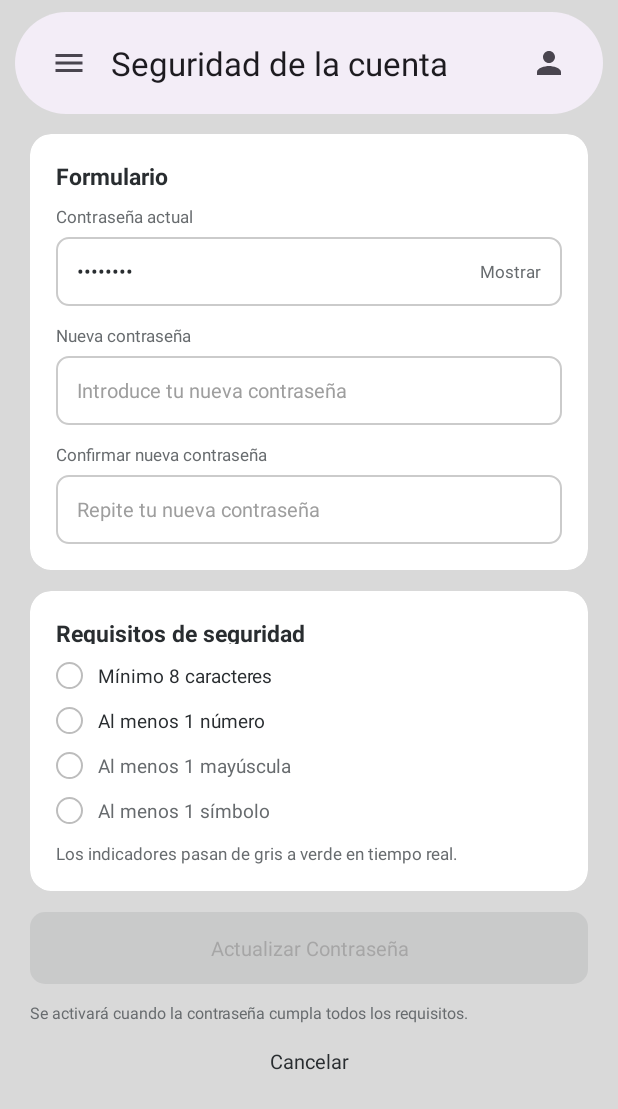
After one commit to eltitobarte/Proyecto-DAM, an Android app: the PMTPasswordActivity screen opened directly, with no data from a screen before it, on a phone screen of 412 x 824 dp. The commit adds this screen. Shown: the top 1109 px of the screen. Run offline under Robolectric (Android 15) with nearby library versions, the phone set to English and light mode, and no system bars.

Commit message:
frontend #8: cambiar contrasena con requisitos en vivo y ficha medica

```diff
--- a/app/src/main/AndroidManifest.xml
+++ b/app/src/main/AndroidManifest.xml
@@ -58,6 +58,12 @@
         <activity
             android:name=".PMTChatDetailActivity"
             android:exported="false" />
+        <activity
+            android:name=".PMTHealthActivity"
+            android:exported="false" />
+        <activity
+            android:name=".PMTPasswordActivity"
+            android:exported="false" />
     </application>
 
 </manifest>
--- /dev/null
+++ b/app/src/main/java/dam/proyecto/gestionguarderia/PMTPasswordActivity.java
@@ -0,0 +1,147 @@
+package dam.proyecto.gestionguarderia;
+
+import android.content.Intent;
+import android.os.Bundle;
+import android.text.Editable;
+import android.text.InputType;
+import android.text.TextWatcher;
+import android.widget.EditText;
+import android.widget.TextView;
+import android.widget.Toast;
+
+import androidx.activity.EdgeToEdge;
+import androidx.appcompat.app.AppCompatActivity;
+import androidx.core.graphics.Insets;
+import androidx.core.view.ViewCompat;
+import androidx.core.view.WindowInsetsCompat;
+
+// Pantalla de seguridad de la cuenta: cambiar la contraseña.
+// Los cuatro requisitos se van marcando solos según se escribe, y el botón de
+// actualizar solo se activa cuando la nueva contraseña está bien y coincide.
+public class PMTPasswordActivity extends AppCompatActivity {
+
+    private EditText etCurrent;
+    private EditText etNew;
+    private EditText etConfirm;
+    private TextView btnShow;
+    private TextView btnUpdate;
+
+    // Los cuatro cuadraditos de los requisitos
+    private TextView[] checks = new TextView[4];
+
+    // Para saber si estamos mostrando la contraseña o no
+    private boolean mostrando = false;
+
+    @Override
+    protected void onCreate(Bundle savedInstanceState) {
+        super.onCreate(savedInstanceState);
+        EdgeToEdge.enable(this);
+        setContentView(R.layout.activity_profile_02_change_password);
+        ViewCompat.setOnApplyWindowInsetsListener(findViewById(R.id.main), (v, insets) -> {
+            Insets systemBars = insets.getInsets(WindowInsetsCompat.Type.systemBars());
+            v.setPadding(systemBars.left, systemBars.top, systemBars.right, systemBars.bottom);
+            return insets;
+        });
+
+        etCurrent = findViewById(R.id.etCurrent);
+        etNew = findViewById(R.id.etNew);
+        etConfirm = findViewById(R.id.etConfirm);
+        btnShow = findViewById(R.id.btnShow);
+        btnUpdate = findViewById(R.id.btnUpdate);
+
+        checks[0] = findViewById(R.id.check1);
+        checks[1] = findViewById(R.id.check2);
+        checks[2] = findViewById(R.id.check3);
+        checks[3] = findViewById(R.id.check4);
+
+        btnShow.setOnClickListener(v -> mostrarOcultar());
+
+        // Cada vez que se escribe en la nueva contraseña o en la confirmación,
+        // volvemos a mirar los requisitos
+        TextWatcher vigilar = new TextWatcher() {
+            @Override
+            public void beforeTextChanged(CharSequence s, int start, int count, int after) {
+            }
+
+            @Override
+            public void onTextChanged(CharSequence s, int start, int before, int count) {
+            }
+
+            @Override
+            public void afterTextChanged(Editable s) {
+                comprobarRequisitos();
+            }
+        };
+        etNew.addTextChangedListener(vigilar);
+        etConfirm.addTextChangedListener(vigilar);
+
+        // Al entrar, la contraseña está vacía, así que todo apagado
+        comprobarRequisitos();
+
+        btnUpdate.setOnClickListener(v -> actualizar());
+        findViewById(R.id.btnCancel).setOnClickListener(v -> finish());
+
+        // Barra superior
+        findViewById(R.id.ivMenu).setOnClickListener(v -> finish());
+        findViewById(R.id.ivProfile).setOnClickListener(v -> startActivity(new Intent(this, PMTProfileActivity.class)));
+    }
+
+    // Pone o quita el puntito de la contraseña en los tres campos
+    private void mostrarOcultar() {
+        mostrando = !mostrando;
+
+        int tipo;
+        if (mostrando) {
+            tipo = InputType.TYPE_CLASS_TEXT;
+            btnShow.setText(R.string.password_hide);
+        } else {
+            tipo = InputType.TYPE_CLASS_TEXT | InputType.TYPE_TEXT_VARIATION_PASSWORD;
+            btnShow.setText(R.string.password_show);
+        }
+
+        etCurrent.setInputType(tipo);
+        etNew.setInputType(tipo);
+        etConfirm.setInputType(tipo);
+    }
+
+    // Mira si la contraseña nueva cumple los cuatro requisitos y si las dos coinciden
+    private void comprobarRequisitos() {
+        String pass = etNew.getText().toString();
+
+        boolean largo = pass.length() >= 8;
+        boolean numero = pass.matches(".*[0-9].*");
+        boolean mayuscula = pass.matches(".*[A-Z].*");
+        boolean simbolo = pass.matches(".*[^A-Za-z0-9].*");
+
+        marcar(0, largo);
+        marcar(1, numero);
+        marcar(2, mayuscula);
+        marcar(3, simbolo);
+
+        boolean todoBien = largo && numero && mayuscula && simbolo;
+        boolean coinciden = !pass.isEmpty() && pass.equals(etConfirm.getText().toString());
+
+        // El botón solo se puede pulsar si está todo bien
+        boolean sePuede = todoBien && coinciden;
+        btnUpdate.setEnabled(sePuede);
+        btnUpdate.setAlpha(sePuede ? 1f : 0.5f);
+    }
+
+    // Enciende o apaga uno de los cuadraditos de los requisitos
+    private void marcar(int posicion, boolean cumple) {
+        if (cumple) {
+            checks[posicion].setBackgroundResource(R.drawable.bg_check_on);
+            checks[posicion].setText("✓");
+        } else {
+            checks[posicion].setBackgroundResource(R.drawable.bg_check_off);
+            checks[posicion].setText("");
+        }
+    }
+
+    // De momento no se cambia de verdad, solo avisamos y salimos
+    // TODO: cuando exista la conexión, aquí se manda la contraseña nueva al servidor
+    private void actualizar() {
+        Toast.makeText(this, R.string.password_updated, Toast.LENGTH_SHORT).show();
+        finish();
+    }
+}
--- a/app/src/main/res/layout/activity_profile_02_change_password.xml
+++ b/app/src/main/res/layout/activity_profile_02_change_password.xml
@@ -11,11 +11,14 @@
              └─ botón de actualizar, aviso y cancelar
 -->
 <ScrollView xmlns:android="http://schemas.android.com/apk/res/android"
+    android:id="@+id/main"
     xmlns:app="http://schemas.android.com/apk/res-auto"
+    xmlns:tools="http://schemas.android.com/tools"
     android:layout_width="match_parent"
     android:layout_height="match_parent"
     android:background="@color/back_screen"
-    android:fillViewport="true">
+    android:fillViewport="true"
+    tools:context=".PMTPasswordActivity">
 
     <LinearLayout
         android:layout_width="match_parent"
@@ -39,6 +42,7 @@
             <ImageView
                 android:layout_width="48dp"
                 android:layout_height="48dp"
+                android:id="@+id/ivMenu"
                 android:contentDescription="@string/cd_menu"
                 android:padding="12dp"
                 android:src="@drawable/ic_menu_24"
@@ -56,6 +60,7 @@
             <ImageView
                 android:layout_width="48dp"
                 android:layout_height="48dp"
+                android:id="@+id/ivProfile"
                 android:contentDescription="@string/cd_profile"
                 android:padding="12dp"
                 android:src="@drawable/ic_person_24"
@@ -213,11 +218,11 @@
                     android:orientation="horizontal">
 
                     <TextView
+                        android:id="@+id/check1"
                         android:layout_width="18dp"
                         android:layout_height="18dp"
-                        android:background="@drawable/bg_check_on"
+                        android:background="@drawable/bg_check_off"
                         android:gravity="center"
-                        android:text="@string/password_check"
                         android:textColor="@color/white"
                         android:textSize="11sp" />
 
@@ -240,11 +245,11 @@
                     android:orientation="horizontal">
 
                     <TextView
+                        android:id="@+id/check2"
                         android:layout_width="18dp"
                         android:layout_height="18dp"
-                        android:background="@drawable/bg_check_on"
+                        android:background="@drawable/bg_check_off"
                         android:gravity="center"
-                        android:text="@string/password_check"
                         android:textColor="@color/white"
                         android:textSize="11sp" />
 
@@ -266,10 +271,14 @@
                     android:gravity="center_vertical"
                     android:orientation="horizontal">
 
-                    <View
+                    <TextView
+                        android:id="@+id/check3"
                         android:layout_width="18dp"
                         android:layout_height="18dp"
-                        android:background="@drawable/bg_check_off" />
+                        android:background="@drawable/bg_check_off"
+                        android:gravity="center"
+                        android:textColor="@color/white"
+                        android:textSize="11sp" />
 
                     <TextView
                         android:layout_width="wrap_content"
@@ -289,10 +298,14 @@
                     android:gravity="center_vertical"
                     android:orientation="horizontal">
 
-                    <View
+                    <TextView
+                        android:id="@+id/check4"
                         android:layout_width="18dp"
                         android:layout_height="18dp"
-                        android:background="@drawable/bg_check_off" />
+                        android:background="@drawable/bg_check_off"
+                        android:gravity="center"
+                        android:textColor="@color/white"
+                        android:textSize="11sp" />
 
                     <TextView
                         android:layout_width="wrap_content"
--- a/app/src/main/res/values/strings.xml
+++ b/app/src/main/res/values/strings.xml
@@ -176,6 +176,7 @@
     <string name="password_current">Contraseña actual</string>
     <string name="password_current_value">••••••••</string>
     <string name="password_show">Mostrar</string>
+    <string name="password_hide">Ocultar</string>
     <string name="password_new">Nueva contraseña</string>
     <string name="password_new_hint">Introduce tu nueva contraseña</string>
     <string name="password_confirm">Confirmar nueva contraseña</string>
@@ -190,6 +191,9 @@
     <string name="password_update">Actualizar Contraseña</string>
     <string name="password_update_note">Se activará cuando la contraseña cumpla todos los requisitos.</string>
     <string name="password_cancel">Cancelar</string>
+    <string name="password_updated">Contraseña actualizada</string>
+    <string name="health_saved">Etiqueta guardada</string>
+    <string name="health_deleted">Etiqueta eliminada</string>
 
     <!-- Diálogo de cerrar sesión -->
     <string name="logout_warning_sign">!</string>
```
Also changed, not shown: app/src/main/java/dam/proyecto/gestionguarderia/PMTHealthActivity.java (added, +89 -0 lines), app/src/main/java/dam/proyecto/gestionguarderia/PMTProfileActivity.java (+4 -9 lines), app/src/main/res/layout/activity_diary_05_health.xml (+23 -6 lines).
